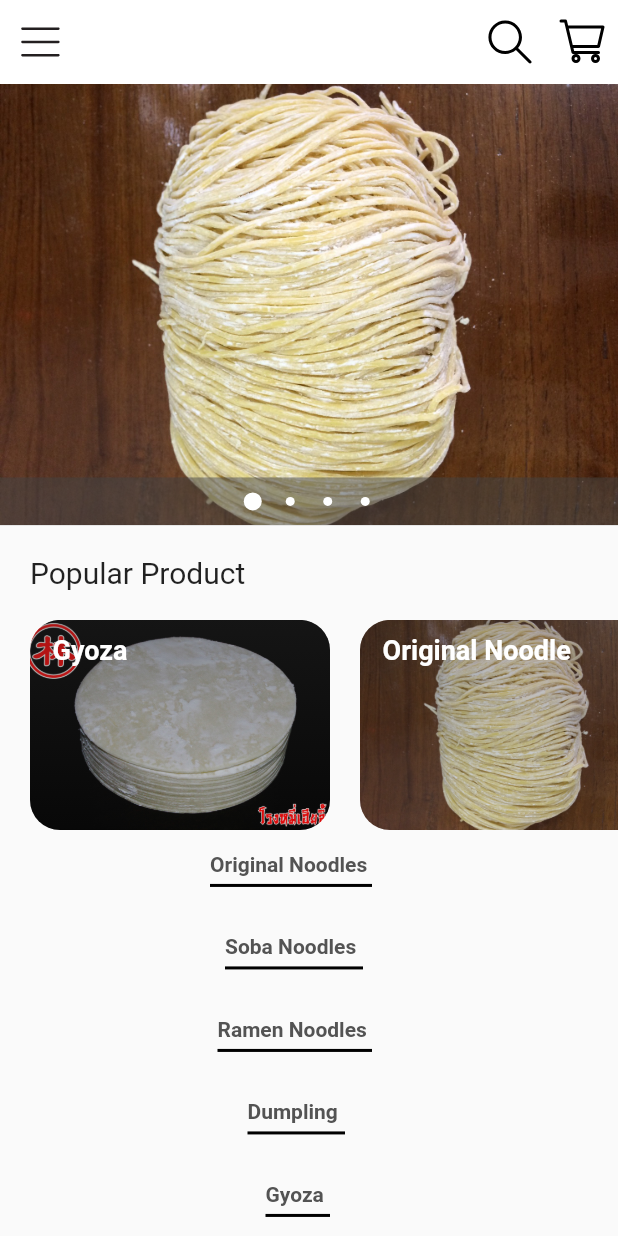
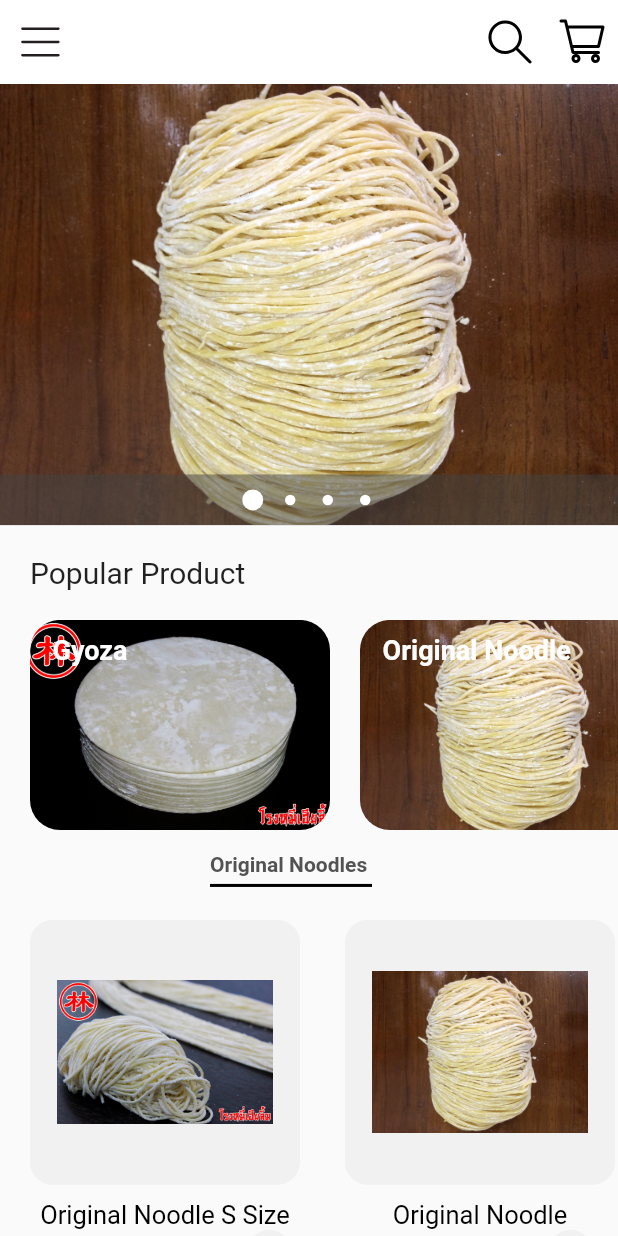
Before and after one commit to noojob001/FlutterShopping, a Flutter app: the screen it shows after launch, on a phone screen of 412 x 824 dp. Run offline on Flutter 3.47's test engine with Material 2 defaults, Android fonts, the phone set to English and light mode, and no system bars; drawn by our look-alikes of carousel_pro; our stand-ins replace firebase_auth, firebase_core, flutter_svg, fluttertoast, form_field_validator; accounts and stored records are empty.

Commit message:
product card

```diff
--- a/fluttershopping/lib/components/banner.dart
+++ b/fluttershopping/lib/components/banner.dart
@@ -61,12 +61,12 @@ class Bannercard extends StatelessWidget {
               fit:BoxFit.cover),
               Container(
                 decoration: BoxDecoration(
-                  gradient: LinearGradient(
-                    begin: Alignment.topCenter,
-                    end: Alignment.bottomCenter,
-                    colors: [
-                  Color(0xFF343434).withOpacity(0.4),
-                  Color(0xFF343434).withOpacity(0.15),])
+                  // gradient: LinearGradient(
+                  //   begin: Alignment.topCenter,
+                  //   end: Alignment.bottomCenter,
+                  //   colors: [
+                  // Color(0xFF343434).withOpacity(0.1),
+                  // Color(0xFF343434).withOpacity(0.15),])
                 ),
               ),
               Padding(
--- a/fluttershopping/lib/components/body.dart
+++ b/fluttershopping/lib/components/body.dart
@@ -1,6 +1,8 @@
 import 'package:carousel_pro/carousel_pro.dart';
 import 'package:flutter/material.dart';
+import 'package:flutter_svg/svg.dart';
 import 'package:fluttershopping/model/color.dart';
+import 'package:fluttershopping/model/product.dart';
 
 import 'banner.dart';
 import 'category.dart';
@@ -21,7 +23,7 @@ class _BodyState extends State<Body> {
     ],
     animationCurve: Curves.fastOutSlowIn,
     animationDuration: Duration(milliseconds: 2000),
-    dotSize: 6.0,
+    dotSize: 7.0,
     indicatorBgPadding: 10.0,
   );
 
@@ -54,6 +56,15 @@ class _BodyState extends State<Body> {
         SizedBox(height:20.0),
         BannerSlide(),
         Categories(),
+        SizedBox(height:5.0),
+        SingleChildScrollView(
+          scrollDirection: Axis.horizontal,
+                  child: Row(
+            children: [
+              ...List.generate(demoProducts.length, (index) => ProductCard(product: demoProducts[index],))
+            ],
+          ),
+        ),
         Categories2(),
         Categories3(),
         Categories4(),
@@ -64,3 +75,62 @@ class _BodyState extends State<Body> {
 
   }
 }
+
+class ProductCard extends StatelessWidget {
+  const ProductCard({
+    Key key,
+    this.width = 180,
+    this.aspectRatio = 1.02,
+    @required this.product,
+  }) : super(key: key);
+  final double width, aspectRatio;
+  final Product product;
+
+  @override
+  Widget build(BuildContext context) {
+    return Padding(
+      padding: const EdgeInsets.only(left:20.0,right: 10.0),
+      child: SizedBox(
+        width: width,
+                child: Column(
+          children: [
+            AspectRatio(
+              aspectRatio:aspectRatio,
+              child:Container(
+                padding:const EdgeInsets.fromLTRB(18, 0, 18, 0),
+                decoration: BoxDecoration(
+                  color: Colors.grey.withOpacity(0.1),
+                  borderRadius: BorderRadius.circular(15),
+                ),
+                child: Image.asset(product.images[0]),
+              )
+            ),
+            const SizedBox(height:10.0),
+            Text(product.title,
+            style: TextStyle(fontSize:17,color:Colors.black),
+            maxLines: 2,
+            ),
+            Row(
+              children: [
+                SizedBox(width:15.0),
+                Text("\$${product.price}",
+                style:TextStyle(fontSize:16,fontWeight:FontWeight.w600,color:Colors.black)),
+                SizedBox(width:80.0),
+                Container(
+                  padding: EdgeInsets.all(4.0),
+                  width:28.0,
+                  height:28.0,
+                  decoration:BoxDecoration(color: Colors.grey.withOpacity(0.1),
+                  shape:BoxShape.circle,),
+                  child:
+                SvgPicture.asset("images/cart.svg"),
+                ),
+
+              ],
+            ),
+          ],
+        ),
+      ),
+    );
+  }
+}
--- /dev/null
+++ b/fluttershopping/lib/model/product.dart
@@ -0,0 +1,98 @@
+import 'package:flutter/material.dart';
+
+class Product {
+  final int id;
+  final String title, description;
+  final List<String> images;
+  final List<Color> colors;
+  final double rating, price;
+  final bool isFavourite, isPopular;
+
+  Product({
+    @required this.id,
+    @required this.images,
+    @required this.colors,
+    this.rating = 0.0,
+    this.isFavourite = false,
+    this.isPopular = false,
+    @required this.title,
+    @required this.price,
+    @required this.description,
+  });
+}
+
+List<Product> demoProducts = [
+  Product(
+    id: 1,
+    images: [
+      "images/noodle1s.jpg",
+    ],
+    colors: [
+      Color(0xFFF6625E),
+      Color(0xFF836DB8),
+      Color(0xFFDECB9C),
+      Colors.white,
+    ],
+    title: "Original Noodle S Size",
+    price: 64.99,
+    description: description,
+    rating: 4.8,
+    isFavourite: true,
+    isPopular: true,
+  ),
+  Product(
+    id: 2,
+    images: [
+      "images/noodle1.jpg",
+    ],
+    colors: [
+      Color(0xFFF6625E),
+      Color(0xFF836DB8),
+      Color(0xFFDECB9C),
+      Colors.white,
+    ],
+    title: "Original Noodle",
+    price: 50.5,
+    description: description,
+    rating: 4.1,
+    isPopular: true,
+  ),
+  Product(
+    id: 3,
+    images: [
+      "images/noodle1l.jpg",
+    ],
+    colors: [
+      Color(0xFFF6625E),
+      Color(0xFF836DB8),
+      Color(0xFFDECB9C),
+      Colors.white,
+    ],
+    title: "Original Noodle L Size",
+    price: 36.55,
+    description: description,
+    rating: 4.1,
+    isFavourite: true,
+    isPopular: true,
+  ),
+  Product(
+    id: 4,
+    images: [
+      "images/noodle1veget.jpg",
+    ],
+    colors: [
+      Color(0xFFF6625E),
+      Color(0xFF836DB8),
+      Color(0xFFDECB9C),
+      Colors.white,
+    ],
+    title: "Vegetarian Noodle",
+    price: 20.20,
+    description: description,
+    rating: 4.1,
+    isFavourite: true,
+  ),
+];
+
+const String description =
+    "Wireless Controller for PS4™ gives you what you want in your gaming from over precision control your games to sharing …";
--- a/fluttershopping/pubspec.yaml
+++ b/fluttershopping/pubspec.yaml
@@ -49,6 +49,9 @@ flutter:
   assets:
     - images/1.jpg
     - images/noodle1.jpg
+    - images/noodle1l.jpg
+    - images/noodle1s.jpg
+    - images/noodle1veget.jpg
     - images/noodle2.jpg
     - images/noodle3.jpg
     - images/noodle4.jpg
```
Also changed, not shown: fluttershopping/images/noodle1l.jpg (added), fluttershopping/images/noodle1s.jpg (added), fluttershopping/images/noodle1veget.jpg (added).
